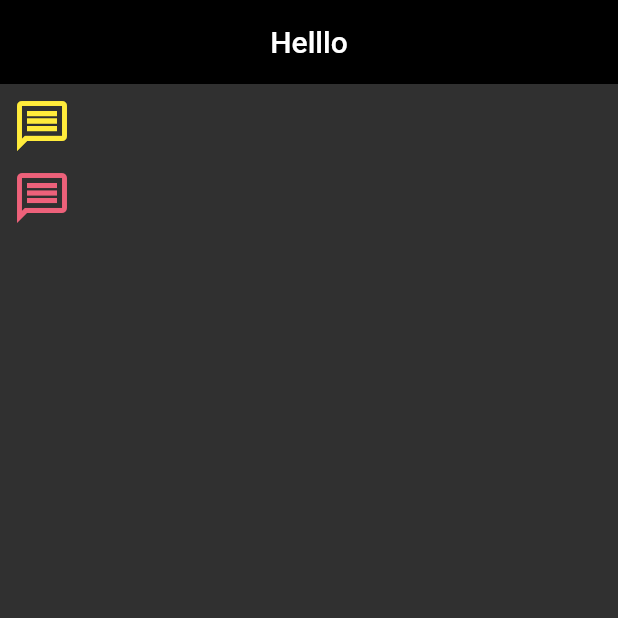
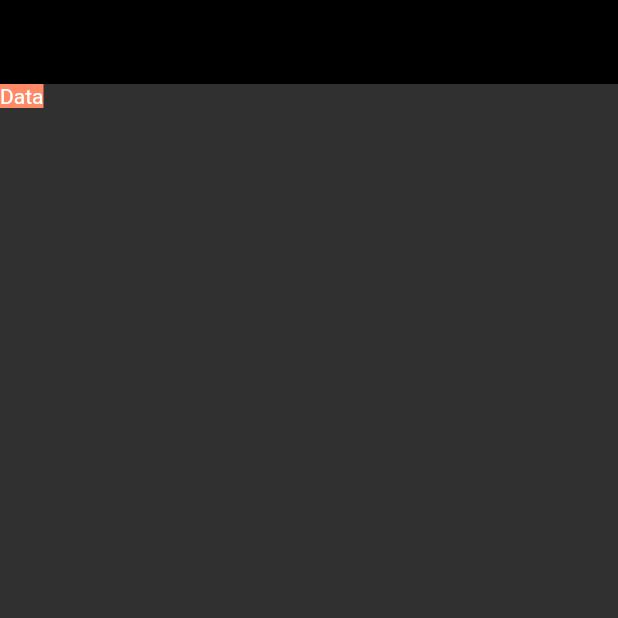
Before and after one commit to gulistansenates/Flutter_Learn, a Flutter app: the screen it shows after launch, on a phone screen of 412 x 824 dp, the top half of it. Run offline on Flutter 3.47's test engine with Material 2 defaults, Android fonts, the light colour scheme and no system bars.

Commit message:
feat: add color learn

```diff
--- /dev/null
+++ b/lib/101/color_learn.dart
@@ -0,0 +1,18 @@
+import 'package:flutter/material.dart';
+
+class ColorLearnView extends StatelessWidget {
+  const ColorLearnView({super.key});
+
+  @override
+  Widget build(BuildContext context) {
+    return Scaffold(
+      appBar: AppBar(),
+      body: Container(color: Colors.deepOrange[300], child: const Text('Data')),
+    );
+  }
+}
+
+class ColorItems {
+  final Color porchase = const Color(0xffEDBF61);
+  final Color sulu = const Color.fromRGBO(219, 163, 154, 1);
+}
--- a/lib/main.dart
+++ b/lib/main.dart
@@ -1,6 +1,7 @@
 import 'package:flutter/material.dart';
 import 'package:flutter/services.dart';
 import '101/app_bar_learn.dart';
+import '101/color_learn.dart';
 import '101/icon_learn.dart';
 
 void main() {
@@ -21,7 +22,7 @@ class MyApp extends StatelessWidget {
         backgroundColor: Colors.black,
         elevation: 0,
       )),
-      home: IconLearnView(),
+      home: const ColorLearnView(),
     );
   }
 }
```
